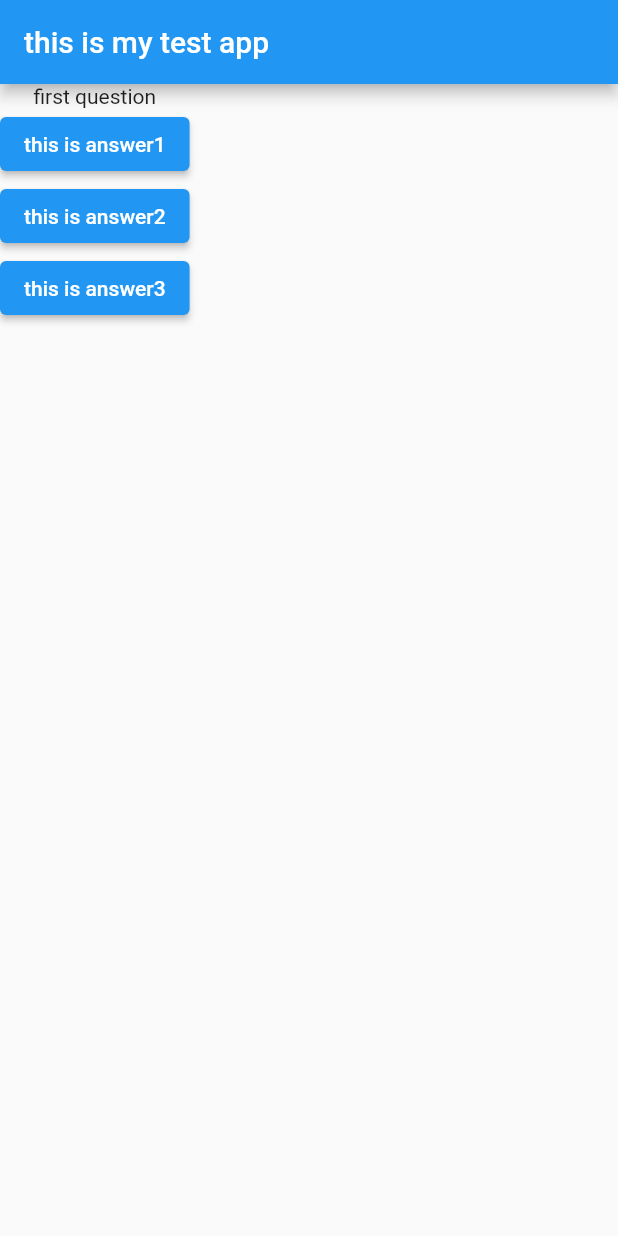
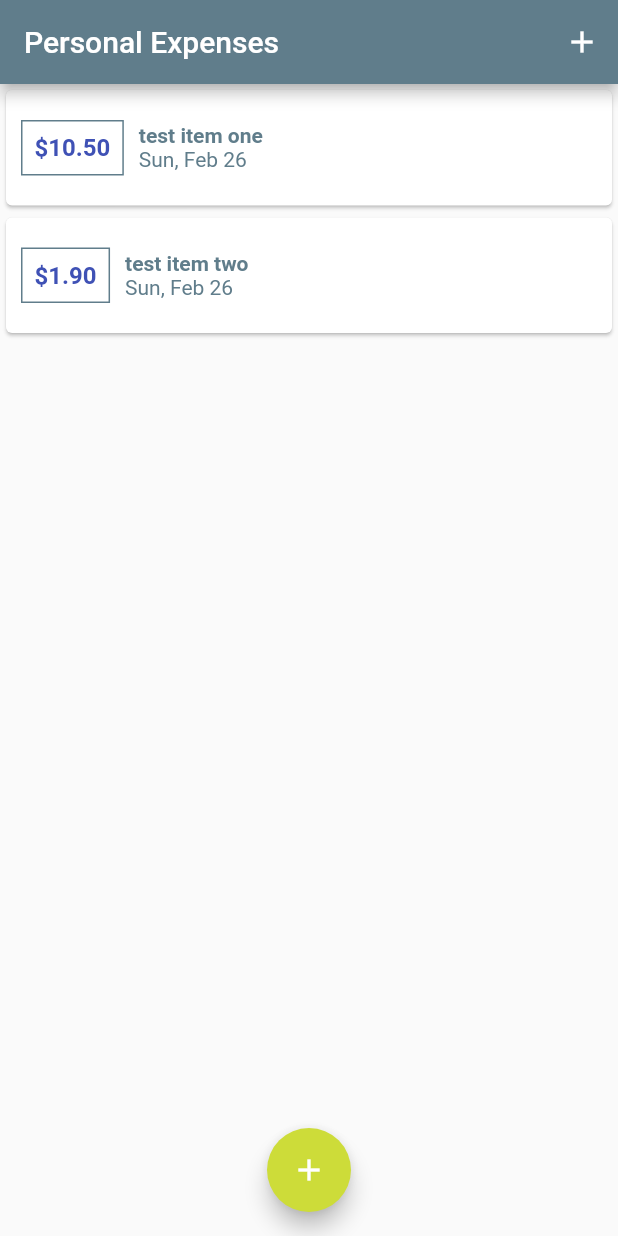
Before and after one commit to C-2022SH/flutter-exercise, a Flutter app: the screen it shows after launch, on a phone screen of 412 x 824 dp. Run offline on Flutter 3.47's test engine with Material 2 defaults, Android fonts, the phone set to English and light mode, and no system bars.

Commit message:
위젯, 컬러 테마, 내비게이션 등 공부

```diff
--- a/testing_app/lib/main.dart
+++ b/testing_app/lib/main.dart
@@ -1,59 +1,88 @@
 import 'package:flutter/material.dart';
+import 'package:testing_app/widgets/transactionList.dart';
+import 'package:testing_app/widgets/newTransactionInput.dart';
 
-import 'question.dart';
+import 'models/transaction.dart';
 
-void main() {
-  runApp(_MyApp());
-}
+void main() => runApp(MyApp());
 
-class _MyApp extends StatefulWidget {
+class MyApp extends StatelessWidget {
   @override
-  State<StatefulWidget> createState() {
-    return _MyAppSate();
+  Widget build(BuildContext context) {
+    return MaterialApp(
+      title: "Personal Expenses",
+      theme: ThemeData(
+        colorScheme: ColorScheme.fromSwatch(
+          primarySwatch: Colors.blueGrey,
+          primaryColorDark: Colors.red,
+        ).copyWith(secondary: Colors.lime),
+        textTheme: const TextTheme(
+          bodyMedium: TextStyle(color: Colors.blueGrey),
+          bodyLarge: TextStyle(
+            color: Colors.indigo,
+            fontWeight: FontWeight.bold,
+            fontSize: 16,
+          ),
+        ),
+      ),
+      home: MyHomePage(),
+    );
   }
 }
 
-class _MyAppSate extends State<_MyApp> {
-  int _questionIndex = 0;
+class MyHomePage extends StatefulWidget {
+  @override
+  State<MyHomePage> createState() => _MyHomePageState();
+}
 
-  void _onPressButton() {
+class _MyHomePageState extends State<MyHomePage> {
+  final List<Transaction> _transactions = [
+    Transaction("t1", "test item one", 10.5, DateTime.now()),
+    Transaction("t2", "test item two", 1.9, DateTime.now()),
+  ];
+
+  void _addNewTransaction(String txTitle, double txAmount) {
+    final newTransaction = Transaction(
+      DateTime.now().toString(),
+      txTitle,
+      txAmount,
+      DateTime.now(),
+    );
+
     setState(() {
-      ++_questionIndex;
+      _transactions.add(newTransaction);
     });
+  }
 
-    print(_questionIndex);
-    print("button is pressed");
+  void _startAddNewTransaction(BuildContext ctx) {
+    showModalBottomSheet(
+      context: ctx,
+      builder: (_) {
+        return NewTransactionInput(_addNewTransaction);
+      },
+    );
   }
 
   @override
   Widget build(BuildContext context) {
-    List<String> questions = ["first question", "second question"];
-
-    return MaterialApp(
-      home: Scaffold(
-        appBar: AppBar(
-          title: const Text("this is my test app"),
-        ),
-        body: Column(children: [
-          Question(
-            questions[_questionIndex],
-          ),
-          ElevatedButton(
-            onPressed: _onPressButton,
-            child: const Text("this is answer1"),
-          ),
-          ElevatedButton(
-            onPressed: () => print("second button pressed"),
-            child: Text("this is answer2"),
-          ),
-          ElevatedButton(
-            onPressed: () {
-              print("third button pressed");
-            },
-            child: Text("this is answer3"),
-          ),
-        ]),
+    return Scaffold(
+      appBar: AppBar(
+        title: Text("Personal Expenses"),
+        actions: [
+          IconButton(
+            onPressed: () {},
+            icon: Icon(Icons.add),
+          )
+        ],
       ),
+      body: SingleChildScrollView(
+        child: TransactionList(_transactions),
+      ),
+      floatingActionButton: FloatingActionButton(
+        child: Icon(Icons.add),
+        onPressed: () => _startAddNewTransaction(context),
+      ),
+      floatingActionButtonLocation: FloatingActionButtonLocation.centerFloat,
     );
   }
 }
--- /dev/null
+++ b/testing_app/lib/models/transaction.dart
@@ -0,0 +1,8 @@
+class Transaction {
+  final String id;
+  final String title;
+  final double amount;
+  final DateTime date;
+
+  Transaction(this.id, this.title, this.amount, this.date);
+}
--- a/testing_app/lib/question.dart
+++ /dev/null
@@ -1,12 +0,0 @@
-import 'package:flutter/material.dart';
-
-class Question extends StatelessWidget {
-  final String textQuestion;
-
-  Question(this.textQuestion);
-
-  @override
-  Widget build(BuildContext context) {
-    return Text(textQuestion);
-  }
-}
--- /dev/null
+++ b/testing_app/lib/widgets/transactionList.dart
@@ -0,0 +1,60 @@
+import 'package:flutter/material.dart';
+import 'package:intl/intl.dart';
+
+import 'package:testing_app/models/transaction.dart';
+
+class TransactionList extends StatelessWidget {
+  final List<Transaction> transactions;
+
+  TransactionList(this.transactions);
+
+  @override
+  Widget build(BuildContext context) {
+    return Container(
+      height: 400,
+      child: ListView.builder(
+          itemCount: transactions.length,
+          itemBuilder: (ctx, index) {
+            return Card(
+              child: Row(
+                children: [
+                  Container(
+                    margin: const EdgeInsets.symmetric(
+                      horizontal: 10,
+                      vertical: 20,
+                    ),
+                    padding: const EdgeInsets.all(8),
+                    decoration: BoxDecoration(
+                        border: Border.all(
+                      color: Theme.of(context).colorScheme.primary,
+                      width: 1,
+                    )),
+                    child: Text(
+                      "\$${transactions[index].amount.toStringAsFixed(2)}",
+                      style: Theme.of(context).textTheme.bodyLarge,
+                    ),
+                  ),
+                  Column(
+                    crossAxisAlignment: CrossAxisAlignment.start,
+                    children: [
+                      Text(
+                        transactions[index].title,
+                        style: const TextStyle(
+                          fontWeight: FontWeight.bold,
+                          fontSize: 14,
+                        ),
+                      ),
+                      Text(
+                        DateFormat(DateFormat.ABBR_MONTH_WEEKDAY_DAY)
+                            .format(transactions[index].date),
+                        style: Theme.of(context).textTheme.bodyMedium,
+                      ),
+                    ],
+                  )
+                ],
+              ),
+            );
+          }),
+    );
+  }
+}
--- a/testing_app/pubspec.yaml
+++ b/testing_app/pubspec.yaml
@@ -31,6 +31,7 @@ environment:
 dependencies:
   flutter:
     sdk: flutter
+  intl: ^0.18.0
 
 
   # The following adds the Cupertino Icons font to your application.
```
Also changed, not shown: testing_app/lib/widgets/newTransactionInput.dart (added, +73 -0 lines), 4 other files.
